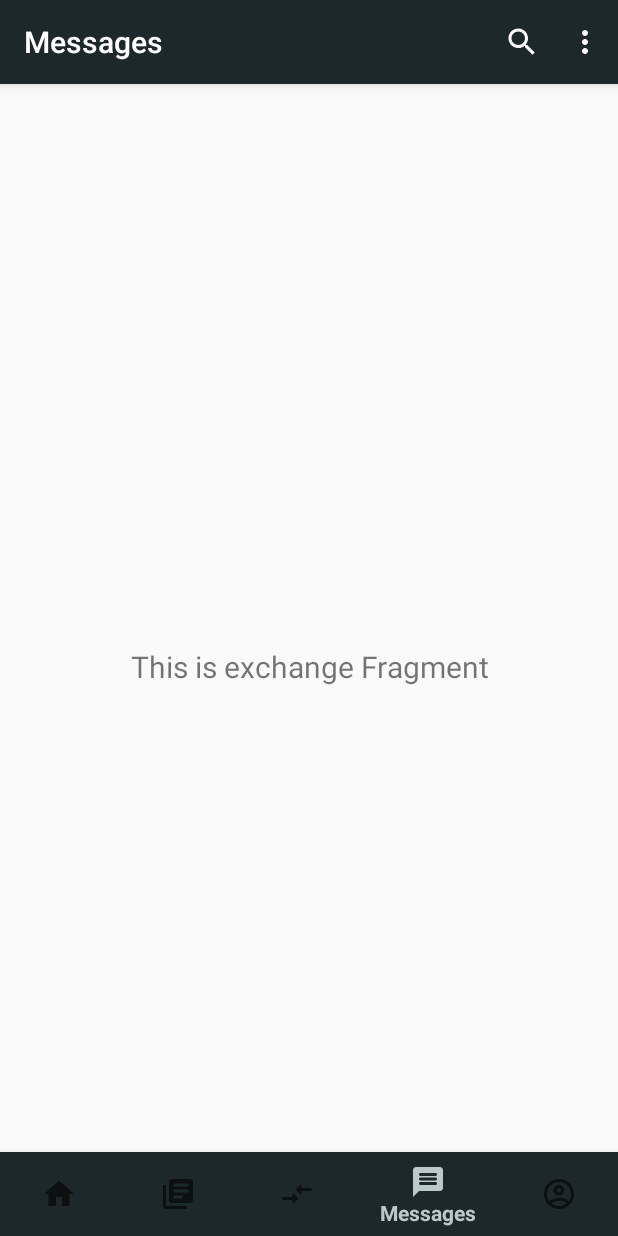
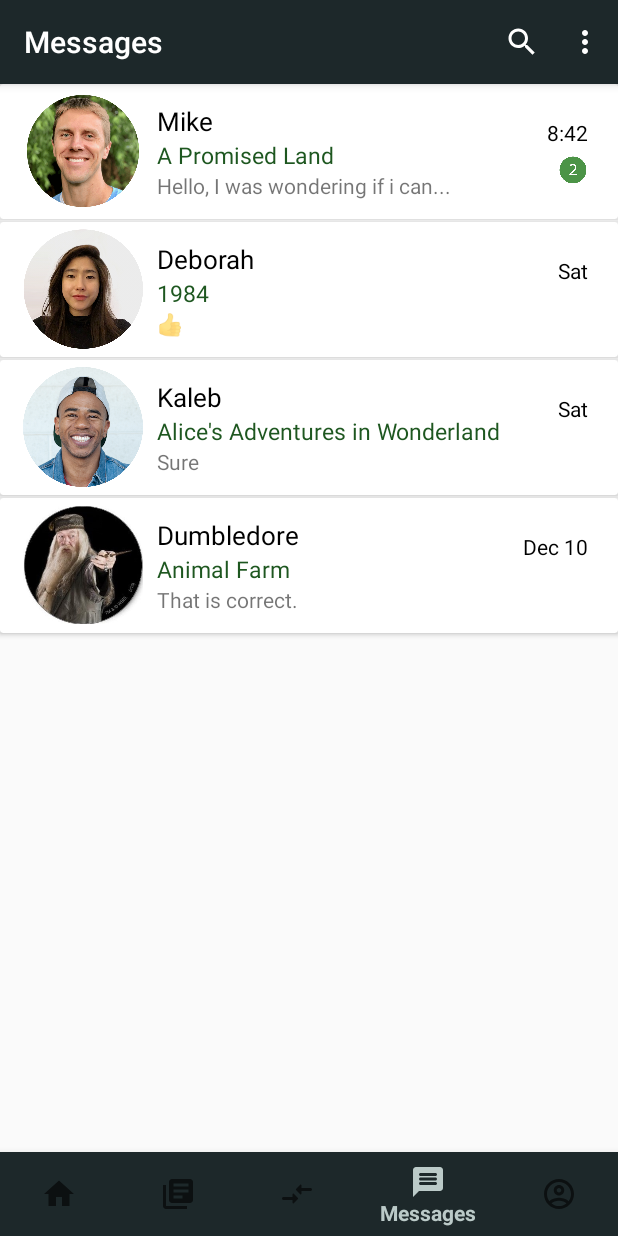
Before and after one commit to HeranSemere/BookHub, an Android app: the MessagesFragment screen opened through its navigation route, on a phone screen of 412 x 824 dp. Run offline under Robolectric (Android 15) with nearby library versions, the phone set to English and light mode, and no system bars; our stand-ins replace navigation-ui.

Commit message:
Fake messages screen added

```diff
--- a/app/src/main/java/com/binaryninja/readerhub/AddBook.kt
+++ b/app/src/main/java/com/binaryninja/readerhub/AddBook.kt
@@ -2,7 +2,7 @@ package com.binaryninja.readerhub
 
 import androidx.appcompat.app.AppCompatActivity
 import android.os.Bundle
-import kotlinx.android.synthetic.main.add_house_app_bar.*
+import kotlinx.android.synthetic.main.add_book_app_bar.*
 
 class AddBook : AppCompatActivity() {
     override fun onCreate(savedInstanceState: Bundle?) {
--- /dev/null
+++ b/app/src/main/java/com/binaryninja/readerhub/data/Message.kt
@@ -0,0 +1,10 @@
+package com.binaryninja.readerhub.data
+
+data class Message(
+    val senderPicture: Int,
+    val senderName: String,
+    val senderMessage: String,
+    val book: String,
+    val timeStamp: String,
+    val tag: Int
+)
--- a/app/src/main/java/com/binaryninja/readerhub/ui/messages/MessagesFragment.kt
+++ b/app/src/main/java/com/binaryninja/readerhub/ui/messages/MessagesFragment.kt
@@ -4,28 +4,51 @@ import android.os.Bundle
 import android.view.LayoutInflater
 import android.view.View
 import android.view.ViewGroup
-import android.widget.TextView
 import androidx.fragment.app.Fragment
-import androidx.lifecycle.Observer
-import androidx.lifecycle.ViewModelProviders
+import androidx.recyclerview.widget.LinearLayoutManager
 import com.binaryninja.readerhub.R
+import com.binaryninja.readerhub.data.Message
+import com.binaryninja.readerhub.data.User
+import com.binaryninja.readerhub.ui.mybooks.BooksRecylerAdapter
+import kotlinx.android.synthetic.main.fragment_messages.*
+import kotlinx.android.synthetic.main.fragment_mybook.*
 
 class MessagesFragment : Fragment() {
 
     private lateinit var messageViewModel: ExchangeViewModel
+
+    private var message = mutableListOf<Message>()
 
     override fun onCreateView(
             inflater: LayoutInflater,
             container: ViewGroup?,
             savedInstanceState: Bundle?
     ): View? {
-        messageViewModel =
+        /*messageViewModel =
                 ViewModelProviders.of(this).get(ExchangeViewModel::class.java)
-        val root = inflater.inflate(R.layout.fragment_messages, container, false)
+
         val textView: TextView = root.findViewById(R.id.text)
         messageViewModel.text.observe(viewLifecycleOwner, Observer {
             textView.text = it
-        })
-        return root
+        })*/
+
+
+        return inflater.inflate(R.layout.fragment_messages, container, false)
+    }
+
+    override fun onViewCreated(view: View, savedInstanceState: Bundle?) {
+        super.onViewCreated(view, savedInstanceState)
+
+
+        message.add(Message(R.drawable.profile3,"Mike","Hello, I was wondering if i can...","A Promised Land","8:42", R.drawable.notification))
+        message.add(Message(R.drawable.profile4,"Deborah","\uD83D\uDC4D","1984","Sat",0))
+        message.add(Message(R.drawable.profile5,"Kaleb","Sure","Alice's Adventures in Wonderland","Sat",0))
+        message.add(Message(R.drawable.profile6,"Dumbledore","That is correct.","Animal Farm","Dec 10",0))
+
+
+        messages_recyclerView.layoutManager = LinearLayoutManager(activity)
+        messages_recyclerView.adapter = MessagesRecyclerAdapter(message)
+
+
     }
 }
--- /dev/null
+++ b/app/src/main/java/com/binaryninja/readerhub/ui/messages/MessagesRecyclerAdapter.kt
@@ -0,0 +1,48 @@
+package com.binaryninja.readerhub.ui.messages
+
+import android.view.LayoutInflater
+import android.view.View
+import android.view.ViewGroup
+import android.widget.ImageView
+import android.widget.TextView
+import androidx.recyclerview.widget.RecyclerView
+import com.binaryninja.readerhub.R
+import com.binaryninja.readerhub.data.Message
+import com.binaryninja.readerhub.data.User
+
+
+class MessagesRecyclerAdapter( private var messages : List<Message>): RecyclerView.Adapter<MessagesRecyclerAdapter.ViewHolder>() {
+
+    inner class ViewHolder(itemView: View) : RecyclerView.ViewHolder(itemView) {
+
+        val senderPicture: ImageView = itemView.findViewById(R.id.senderImage)
+        val senderName: TextView = itemView.findViewById(R.id.senderName)
+        val senderMessage: TextView = itemView.findViewById(R.id.senderMessage)
+        val timeStamp: TextView = itemView.findViewById(R.id.timeStamp)
+        val tag: ImageView= itemView.findViewById(R.id.tag)
+        val book: TextView= itemView.findViewById(R.id.senderBook)
+
+
+    }
+
+    override fun onCreateViewHolder(parent: ViewGroup, viewType: Int): ViewHolder {
+
+        val v = LayoutInflater.from(parent.context).inflate(R.layout.messages_item_layout, parent, false)
+        return ViewHolder(v)
+    }
+
+    override fun getItemCount(): Int {
+        return messages.size
+    }
+
+    override fun onBindViewHolder(holder: ViewHolder, position: Int) {
+
+            holder.senderPicture.setImageResource(messages[position].senderPicture)
+            holder.senderName.text = messages[position].senderName
+            holder.book.text = messages[position].book
+            holder.senderMessage.text = messages[position].senderMessage
+            holder.timeStamp.text = messages[position].timeStamp
+            holder.tag.setImageResource(messages[position].tag)
+
+    }
+}
--- a/app/src/main/res/layout/activity_add_book.xml
+++ b/app/src/main/res/layout/activity_add_book.xml
@@ -8,7 +8,7 @@
     android:background="#f8f6f8"
     tools:context=".AddBook">
     <include
-        layout="@layout/add_house_app_bar"/>
+        layout="@layout/add_book_app_bar"/>
 
     <ScrollView
         android:layout_marginTop="40dp"
--- a/app/src/main/res/layout/book_item_layout.xml
+++ b/app/src/main/res/layout/book_item_layout.xml
@@ -7,7 +7,6 @@
     android:focusable="true"
     android:layout_marginBottom="7dp"
     android:foreground="?selectableItemBackground">
-
     <RelativeLayout
 android:padding="10dp"
         android:id="@+id/rl_wrapper"
--- a/app/src/main/res/layout/fragment_messages.xml
+++ b/app/src/main/res/layout/fragment_messages.xml
@@ -6,17 +6,13 @@
     android:layout_height="match_parent"
     tools:context=".ui.exchange.ExchangeFragment">
 
-    <TextView
-        android:id="@+id/text"
+    <androidx.recyclerview.widget.RecyclerView
+
+        android:id="@+id/messages_recyclerView"
         android:layout_width="match_parent"
-        android:layout_height="wrap_content"
-        android:layout_marginStart="8dp"
-        android:layout_marginTop="8dp"
-        android:layout_marginEnd="8dp"
-        android:textAlignment="center"
-        android:textSize="20sp"
-        app:layout_constraintBottom_toBottomOf="parent"
-        app:layout_constraintEnd_toEndOf="parent"
-        app:layout_constraintStart_toStartOf="parent"
-        app:layout_constraintTop_toTopOf="parent" />
+        android:layout_height="match_parent"
+        android:layout_alignParentBottom="true"
+        android:layout_marginBottom="-30dp"
+        tools:itemCount="17"
+        tools:listitem="@layout/messages_item_layout" />
 </androidx.constraintlayout.widget.ConstraintLayout>
--- /dev/null
+++ b/app/src/main/res/layout/messages_item_layout.xml
@@ -0,0 +1,97 @@
+<?xml version="1.0" encoding="utf-8"?>
+<androidx.cardview.widget.CardView
+    xmlns:android="http://schemas.android.com/apk/res/android"
+    xmlns:app="http://schemas.android.com/apk/res-auto"
+    xmlns:tools="http://schemas.android.com/tools"
+    android:layout_width="match_parent"
+    android:layout_height="wrap_content"
+    android:clickable="true"
+    android:focusable="true"
+    android:layout_marginBottom="2dp"
+    android:foreground="?selectableItemBackground">
+
+    <LinearLayout
+        android:orientation="horizontal"
+        android:layout_width="match_parent"
+        android:paddingLeft="15dp"
+        android:layout_height="90dp">
+
+
+        <ImageView
+            android:layout_gravity="center_vertical"
+            android:id="@+id/senderImage"
+            android:layout_width="80dp"
+            android:layout_height="80dp"
+            tools:srcCompat="@drawable/profile" />
+
+        <View
+            android:layout_width="9dp"
+            android:layout_height="match_parent"/>
+    <LinearLayout
+        android:orientation="vertical"
+        android:layout_gravity="center_vertical"
+        android:layout_width="wrap_content"
+        android:layout_height="wrap_content">
+        <TextView
+
+            android:id="@+id/senderName"
+            android:layout_width="wrap_content"
+            android:layout_height="wrap_content"
+            tools:text="Alexander Hamilton"
+            android:textColor="#000000"
+            android:textSize="17sp" />
+
+        <TextView
+            android:textColor="#1E5720"
+            android:id="@+id/senderBook"
+            android:textSize="15sp"
+            android:layout_width="wrap_content"
+            android:layout_height="wrap_content"
+            tools:text="A Promised Land" />
+
+        <TextView
+            android:id="@+id/senderMessage"
+            android:layout_width="wrap_content"
+            android:layout_height="wrap_content"
+            tools:text="I was wondering if i..." />
+
+    </LinearLayout>
+
+
+
+    <LinearLayout
+        android:layout_weight="1"
+        android:paddingRight="10dp"
+        android:orientation="vertical"
+        android:layout_gravity="center"
+        android:layout_width="wrap_content"
+        android:layout_height="wrap_content">
+
+        <TextView
+            android:textColor="#000000"
+            android:id="@+id/timeStamp"
+            android:layout_gravity="right"
+            android:layout_width="wrap_content"
+            android:layout_height="wrap_content"
+            tools:text="Dec 18"
+            />
+
+        <View
+            android:layout_width="0dp"
+            android:layout_height="5dp"/>
+        <ImageView
+            android:layout_gravity="right"
+            android:id="@+id/tag"
+            tools:src="@drawable/notification"
+            android:layout_width="20dp"
+            android:layout_height="20dp"/>
+
+
+    </LinearLayout>
+
+        <View
+            android:layout_width="10dp"
+            android:layout_height="5dp"/>
+    </LinearLayout>
+
+</androidx.cardview.widget.CardView>
```
Also changed, not shown: app/src/main/res/drawable/notification.png (added), app/src/main/res/drawable/profile3.png (added), app/src/main/res/drawable/profile4.png (added), app/src/main/res/drawable/profile5.png (added), app/src/main/res/drawable/profile6.jpg (added), app/src/main/res/layout/add_book_app_bar.xml (renamed from app/src/main/res/layout/add_house_app_bar.xml).
